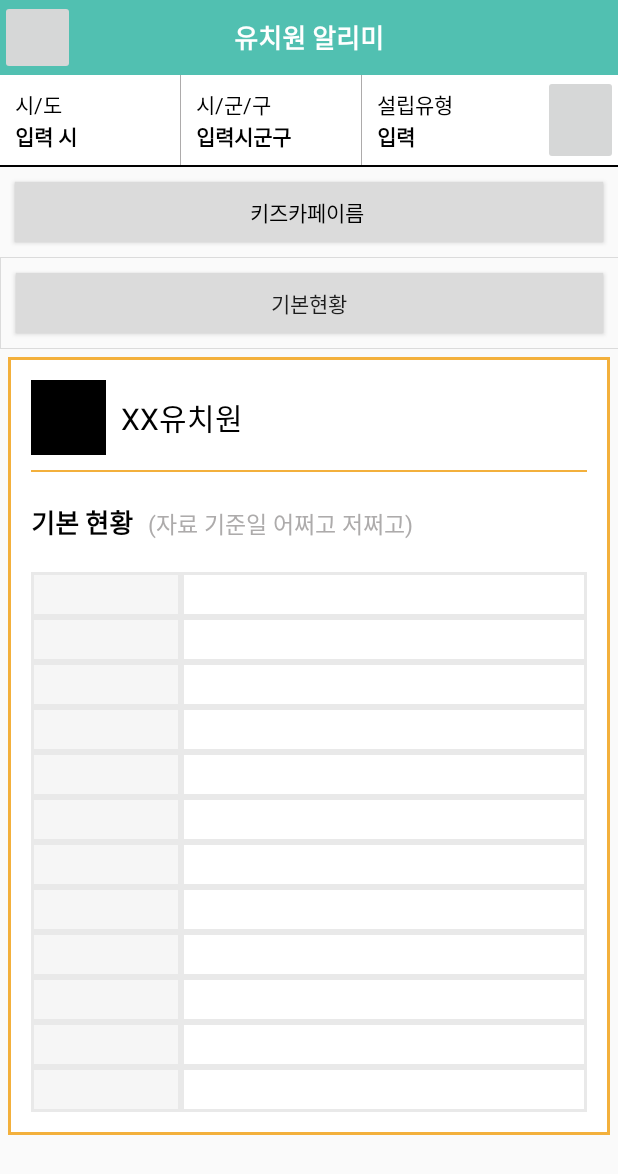
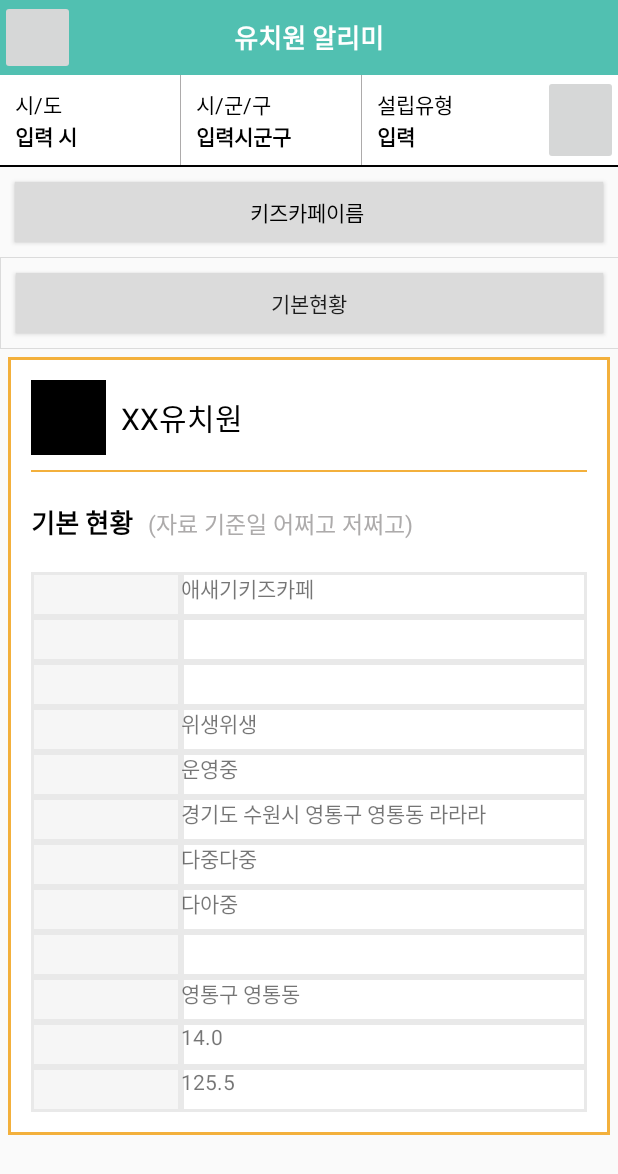
Before and after one commit to kyung2/cau_DB02, an Android app: the DetailKidsCafeActivity screen opened directly, with no data from a screen before it, on a phone screen of 412 x 824 dp. Shown: the top 1174 px of the screen. Run offline under Robolectric (Android 15) with nearby library versions, the phone set to English and light mode, and no system bars; 3 statements that could not run were skipped.

Commit message:
detail kids cafe data

```diff
--- a/android/dbapp/app/src/main/java/com/example/eom/dbapp/DetailKidsCafeActivity.java
+++ b/android/dbapp/app/src/main/java/com/example/eom/dbapp/DetailKidsCafeActivity.java
@@ -19,6 +19,9 @@ public class DetailKidsCafeActivity extends AppCompatActivity {
     protected void onCreate(Bundle savedInstanceState) {
         super.onCreate(savedInstanceState);
         setContentView(R.layout.activity_detail_kids_cafe);
+
+        KidsCafeData kidsCafeData = KidsCafeData.getSampleKidsCafeData();
+        setData(kidsCafeData);
     }
 
     private void setData(KidsCafeData kidsCafeData) {
--- a/android/dbapp/app/src/main/java/com/example/eom/dbapp/vo/KidsCafeData.java
+++ b/android/dbapp/app/src/main/java/com/example/eom/dbapp/vo/KidsCafeData.java
@@ -36,8 +36,11 @@ public class KidsCafeData {
         this.phone_num=phone_num;
     }
 
-    public KidsCafeData(int id, String name, String address, String phone_num,int postcode,int facility_size,String hygiene_name,
-                        String si_do,String si_gun_gu,String operation_state, String multi_use, double latitude , double longitude, Date permit_date) {
+    public KidsCafeData(int id, String name, String address, String phone_num,
+                        int postcode,int facility_size,String hygiene_name,
+                        String si_do,String si_gun_gu,String operation_state,
+                        String multi_use, double latitude , double longitude,
+                        Date permit_date) {
         this.id = id;
         this.name = name;
         this.address = address;
@@ -54,4 +57,9 @@ public class KidsCafeData {
         this.permit_date = permit_date;
 
     }
+    public static KidsCafeData getSampleKidsCafeData() {
+        return new KidsCafeData(10,"애새기키즈카페","경기도 수원시 영통구 영통동 라라라","010-8978",12343,
+                144, "영통구 영통동", "위생위생", "운영중", "다중다중", "다아중",125.5,14,
+                new Date(System.currentTimeMillis()));
+    }
 }
```
